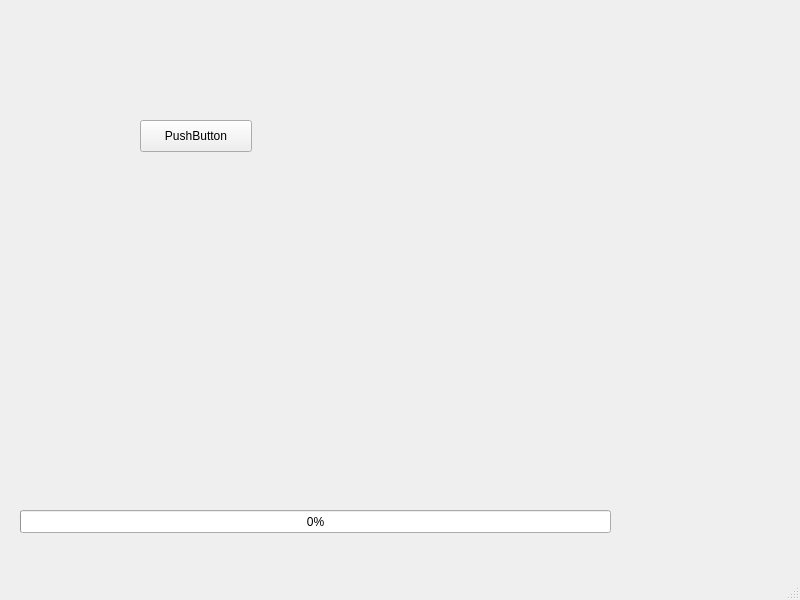
The window that mainwindow.ui (skyzh/Meteor) describes before a commit, drawn with Qt 5.
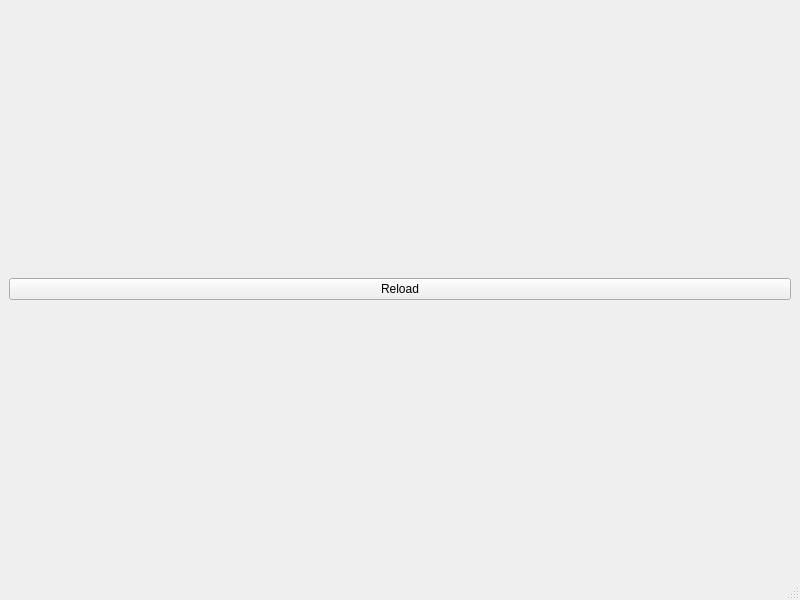
The same window after the commit.

```diff
--- a/mainwindow.ui
+++ b/mainwindow.ui
@@ -14,54 +14,24 @@
    <string>MainWindow</string>
   </property>
   <widget class="QWidget" name="centralwidget">
+   <layout class="QVBoxLayout" name="verticalLayout">
+    <item>
    <widget class="QPushButton" name="pushButton">
-    <property name="geometry">
-     <rect>
-      <x>140</x>
-      <y>120</y>
-      <width>112</width>
-      <height>32</height>
-     </rect>
-    </property>
     <property name="text">
-     <string>PushButton</string>
-    </property>
-   </widget>
-   <widget class="QProgressBar" name="progressBar">
-    <property name="geometry">
-     <rect>
-      <x>20</x>
-      <y>510</y>
-      <width>591</width>
-      <height>23</height>
-     </rect>
-    </property>
-    <property name="sizePolicy">
-     <sizepolicy hsizetype="Maximum" vsizetype="Fixed">
-      <horstretch>0</horstretch>
-      <verstretch>0</verstretch>
-     </sizepolicy>
-    </property>
-    <property name="maximum">
-     <number>100</number>
-    </property>
-    <property name="value">
-     <number>0</number>
-    </property>
-   </widget>
-   <widget class="QLabel" name="label">
-    <property name="geometry">
-     <rect>
-      <x>20</x>
-      <y>480</y>
-      <width>571</width>
-      <height>16</height>
-     </rect>
-    </property>
-    <property name="text">
-     <string/>
-    </property>
-   </widget>
+       <string>Reload</string>
+      </property>
+      <property name="autoDefault">
+       <bool>false</bool>
+      </property>
+      <property name="default">
+       <bool>false</bool>
+      </property>
+      <property name="flat">
+       <bool>false</bool>
+      </property>
+     </widget>
+    </item>
+   </layout>
   </widget>
   <widget class="QMenuBar" name="menubar">
    <property name="geometry">
```
Lines whose indentation alone changed are shown as unchanged.
